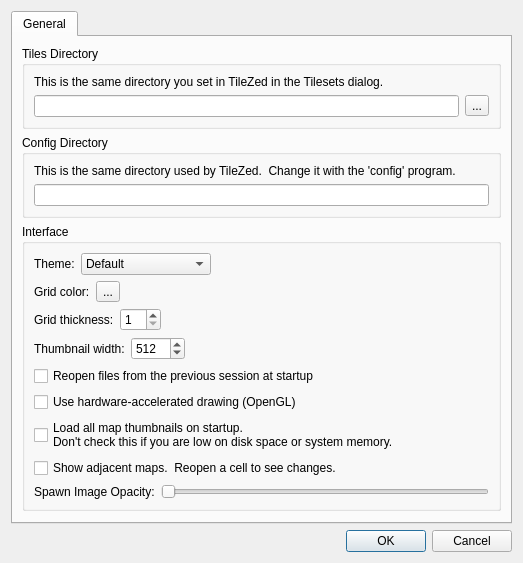
Old version of the form WorldEd/src/editor/preferencesdialog.ui in the repository Unjammer/PZ_Mapping_Tools.
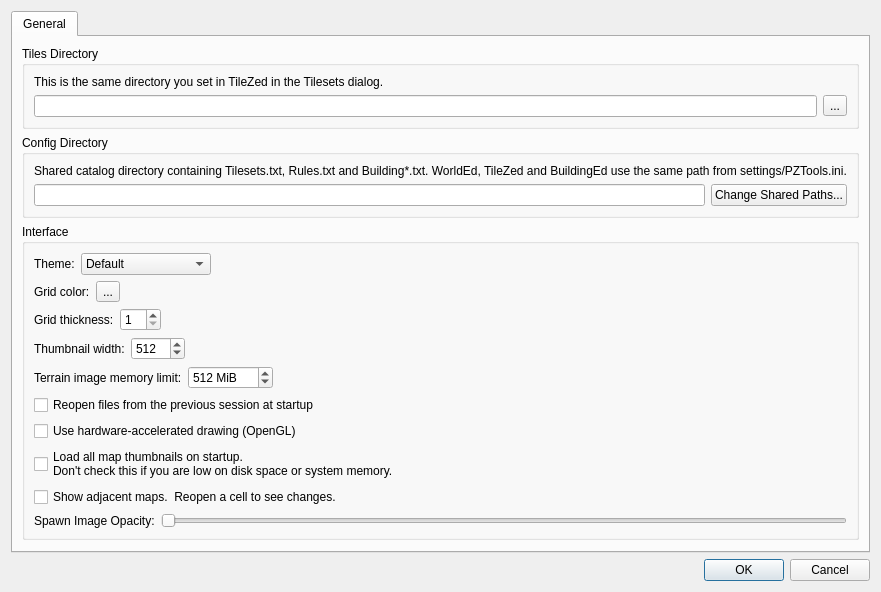
New version of the form. Custom widgets are drawn as their Qt base class.

What changed in the file:
```diff
--- a/WorldEd/src/editor/preferencesdialog.ui
+++ b/WorldEd/src/editor/preferencesdialog.ui
@@ -67,7 +67,7 @@
           <item>
            <widget class="QLabel" name="label_3">
             <property name="text">
-             <string>This is the same directory used by TileZed.  Change it with the 'config' program.</string>
+             <string>Shared catalog directory containing Tilesets.txt, Rules.txt and Building*.txt. WorldEd, TileZed and BuildingEd use the same path from settings/PZTools.ini.</string>
             </property>
            </widget>
           </item>
@@ -80,6 +80,13 @@
               </property>
              </widget>
             </item>
+            <item>
+             <widget class="QPushButton" name="sharedPathsButton">
+              <property name="text">
+               <string>Change Shared Paths...</string>
+              </property>
+             </widget>
+            </item>
            </layout>
           </item>
          </layout>
@@ -231,6 +238,52 @@
             </item>
            </layout>
           </item>
+          <item>
+           <layout class="QHBoxLayout" name="terrainImageMemoryLimitLayout">
+            <item>
+             <widget class="QLabel" name="terrainImageMemoryLimitLabel">
+              <property name="text">
+               <string>Terrain image memory limit:</string>
+              </property>
+             </widget>
+            </item>
+            <item>
+             <widget class="QSpinBox" name="terrainImageMemoryLimit">
+              <property name="toolTip">
+               <string>Maximum estimated memory for the ground image, vegetation image and composite preview. Undo history may require additional memory. A 20000 x 20000 image pair needs approximately 4578 MiB.</string>
+              </property>
+              <property name="suffix">
+               <string> MiB</string>
+              </property>
+              <property name="minimum">
+               <number>128</number>
+              </property>
+              <property name="maximum">
+               <number>65536</number>
+              </property>
+              <property name="singleStep">
+               <number>512</number>
+              </property>
+              <property name="value">
+               <number>512</number>
+              </property>
+             </widget>
+            </item>
+            <item>
+             <spacer name="terrainImageMemoryLimitSpacer">
+              <property name="orientation">
+               <enum>Qt::Horizontal</enum>
+              </property>
+              <property name="sizeHint" stdset="0">
+               <size>
+                <width>40</width>
+                <height>20</height>
+               </size>
+              </property>
+             </spacer>
+            </item>
+           </layout>
+          </item>
           <item>
            <widget class="QCheckBox" name="restoreLastSession">
             <property name="text">
```
